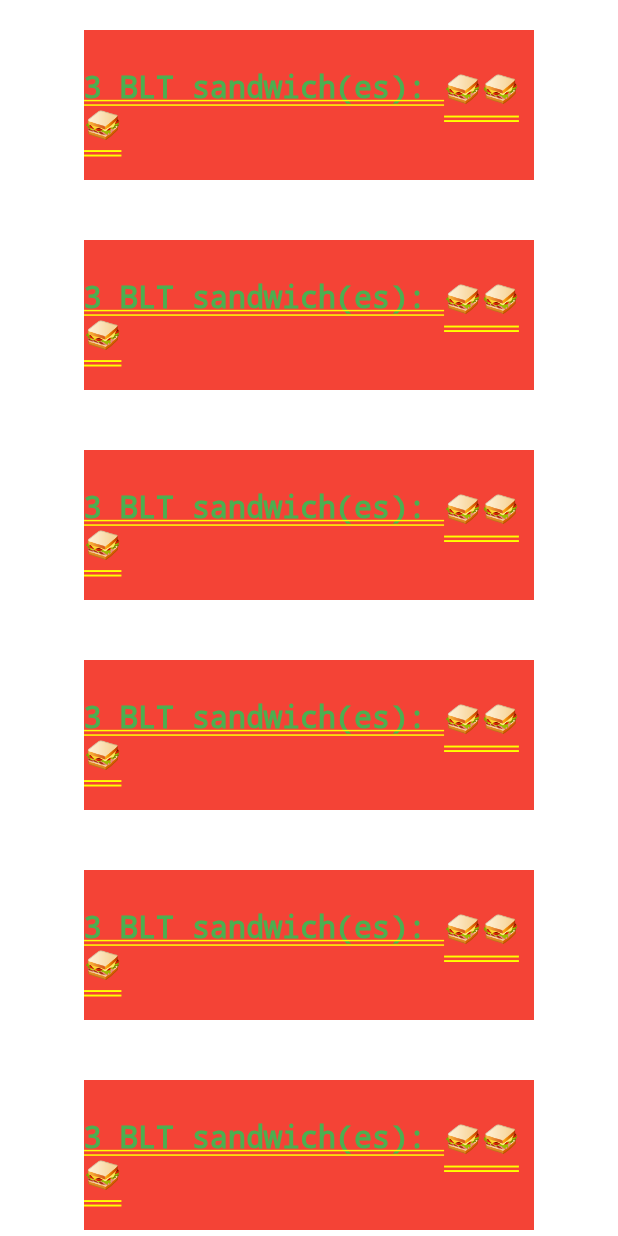
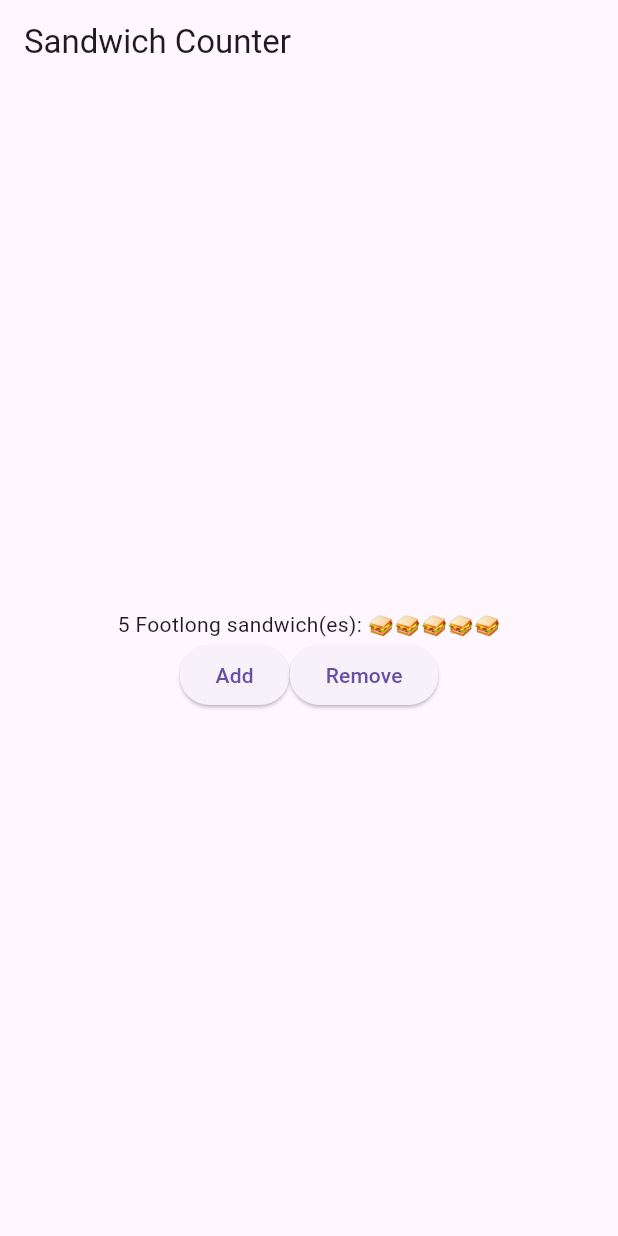
Before and after one commit to nsamede/sandwich_shop, a Flutter app: the screen it shows after launch, on a phone screen of 412 x 824 dp. Run offline on Flutter 3.47's test engine with Material 3 defaults, Android fonts, the phone set to English and light mode, and no system bars.

Commit message:
Add 'add' and 'remove' buttons

```diff
--- a/lib/main.dart
+++ b/lib/main.dart
@@ -10,61 +10,43 @@ class App extends StatelessWidget {
   @override
   Widget build(BuildContext context) {
     return MaterialApp(
-      home: LayoutBuilder(
-        builder: (BuildContext context, BoxConstraints constraints) {
-          if (constraints.maxWidth <= 600) {
-            return SingleChildScrollView(
-              child: Column(
+      title: 'Sandwich Shop App',
+      home: Scaffold(
+        appBar: AppBar(title: const Text('Sandwich Counter')),
+        body: Center(
+          child: Column(
+            mainAxisAlignment: MainAxisAlignment.center,
+            children: [
+              const OrderItemDisplay(5, "Footlong"),
+              Row(
+                mainAxisAlignment: MainAxisAlignment.center,
                 children: [
-                  for (var i = 0; i < 20; i++)
-                    Container(
-                      width: 300,
-                      height: 100,
-                      margin: EdgeInsets.all(20),
-                      color: Colors.red,
-                      child: Center(child: OrderItemDisplay(3, "BLT")),
-                    ),
+                  ElevatedButton(
+                    onPressed: () => print("Add button pressed!"),
+                    child: const Text("Add"),
+                  ),
+                  ElevatedButton(
+                    onPressed: () => print("Remove button pressed!"),
+                    child: const Text("Remove"),
+                  ),
                 ],
               ),
-            );
-          } else {
-            return SingleChildScrollView(
-              scrollDirection: Axis.horizontal,
-              child: Row(
-                children: [
-                  for (var i = 0; i < 20; i++)
-                    Container(
-                      width: 300,
-                      height: 100,
-                      margin: EdgeInsets.all(20),
-                      color: Colors.red,
-                      child: Center(child: OrderItemDisplay(3, "BLT")),
-                    ),
-                ],
-              ),
-            );
-          }
-        },
+            ],
+          ),
+        ),
       ),
     );
   }
 }
 
 class OrderItemDisplay extends StatelessWidget {
+  final int quantity;
   final String itemType;
-  final int quantity;
 
   const OrderItemDisplay(this.quantity, this.itemType, {super.key});
 
   @override
   Widget build(BuildContext context) {
-    return Text(
-      "$quantity $itemType sandwich(es): ${'🥪' * quantity}",
-      style: TextStyle(
-        color: Colors.green,
-        fontWeight: FontWeight.bold,
-        fontSize: 20,
-      ),
-    );
+    return Text('$quantity $itemType sandwich(es): ${'🥪' * quantity}');
   }
 }
```
Also changed, not shown: pubspec.lock.
